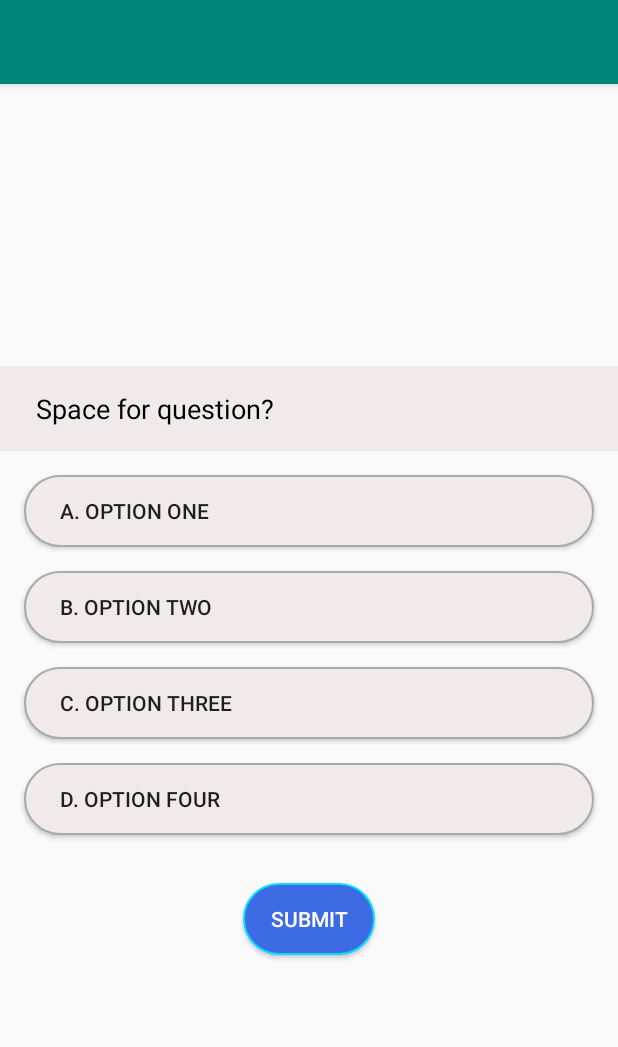
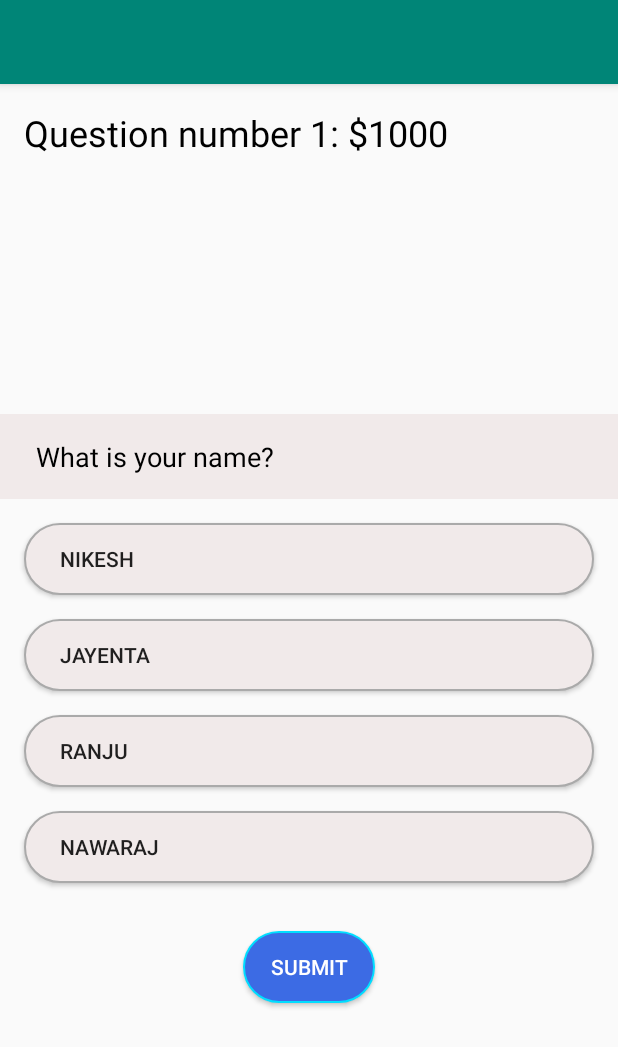
Before and after one commit to nawadeveloper/millionaire, an Android app: the GameActivity screen opened directly, with no data from a screen before it, on a phone screen of 412 x 824 dp. Shown: the top 1047 px of the screen. Run offline under Robolectric (Android 15) with nearby library versions, the phone set to English and light mode, and no system bars.

Commit message:
data binding next

```diff
--- a/app/src/main/java/np/com/nawarajbista/millionaire/GameActivity.kt
+++ b/app/src/main/java/np/com/nawarajbista/millionaire/GameActivity.kt
@@ -6,11 +6,14 @@ import android.view.View
 import android.widget.Button
 import android.widget.Toast
 import kotlinx.android.synthetic.main.activity_game.*
+import np.com.nawarajbista.millionaire.viewmodel.GetQuestion
 
 class GameActivity : AppCompatActivity(), View.OnClickListener {
 
-    private var selectedOption: Int? = null
+    private var selectedOption: Int = 0
     private var userAnswer: String? = null
+    lateinit var correctAnswer: String
+    private var level: Int = 0
 
     override fun onCreate(savedInstanceState: Bundle?) {
         super.onCreate(savedInstanceState)
@@ -20,12 +23,43 @@ class GameActivity : AppCompatActivity(), View.OnClickListener {
 
         supportActionBar?.title = userName
 
+        displayQuestion(level)
+
         button_option_one.setOnClickListener(this)
         button_option_two.setOnClickListener(this)
         button_option_three.setOnClickListener(this)
         button_option_four.setOnClickListener(this)
         button_submit.setOnClickListener(this)
     }
+
+
+
+
+
+
+    private fun displayQuestion(level: Int) {
+        val data = GetQuestion().getQuestionData(level)
+        correctAnswer = data.getValue("optionCorrect")
+        val optionFromData = listOf(
+            data.getValue("optionCorrect"),
+            data.getValue("option2"),
+            data.getValue("option3"),
+            data.getValue("option4")
+        )
+
+        val optionDisplay: List<String> = optionFromData.shuffled()
+
+        textView_question.text = data["q"]
+        button_option_one.text = optionDisplay[0]
+        button_option_two.text = optionDisplay[1]
+        button_option_three.text = optionDisplay[2]
+        button_option_four.text = optionDisplay[3]
+    }
+
+
+
+
+
 
     override fun onClick(v: View?) {
         when(v?.id) {
@@ -42,7 +76,7 @@ class GameActivity : AppCompatActivity(), View.OnClickListener {
                 selectAnswer(button_option_four)
             }
             R.id.button_submit -> {
-                if(selectedOption == null) {
+                if(selectedOption == 0) {
                     Toast.makeText(
                         this,
                         "Please select your answer by tapping given options.",
@@ -52,12 +86,29 @@ class GameActivity : AppCompatActivity(), View.OnClickListener {
                     return
                 }
 
-                userAnswer = userAnswer(selectedOption!!)
+                userAnswer = userAnswer(selectedOption)
 
-                Toast.makeText(this, userAnswer, Toast.LENGTH_SHORT).show()
+                if(userAnswer == correctAnswer) {
+                    level += 1
+                    if(level < GetQuestion().data.size) {
+                        selectAnswer(button_submit) //reset everything for next question
+                        displayQuestion(level)
+                    }
+                    else {
+                        Toast.makeText(this, "you became a millionaire", Toast.LENGTH_SHORT).show()
+                    }
+                }
+                else {
+                    Toast.makeText(this, "you loose", Toast.LENGTH_SHORT).show()
+                }
+
             }
         }
     }
+
+
+
+
 
     private fun userAnswer(selectedOption: Int): String? {
         var userAns: String? = null
@@ -78,8 +129,15 @@ class GameActivity : AppCompatActivity(), View.OnClickListener {
         return userAns
     }
 
+
+
+
+
     private fun selectAnswer(button: Button) {
-        button.setBackgroundResource(R.drawable.btn_background_select)
+        if(button != button_submit) {
+            button.setBackgroundResource(R.drawable.btn_background_select)
+        }
+
         when(button) {
             button_option_one -> {
                 button_option_two.setBackgroundResource(R.drawable.btn_background_normal)
@@ -105,6 +163,13 @@ class GameActivity : AppCompatActivity(), View.OnClickListener {
                 button_option_one.setBackgroundResource(R.drawable.btn_background_normal)
                 selectedOption = 4
             }
+            button_submit -> {
+                button_option_one.setBackgroundResource(R.drawable.btn_background_normal)
+                button_option_two.setBackgroundResource(R.drawable.btn_background_normal)
+                button_option_three.setBackgroundResource(R.drawable.btn_background_normal)
+                button_option_four.setBackgroundResource(R.drawable.btn_background_normal)
+                selectedOption = 0
+            }
         }
     }
 
--- a/app/src/main/java/np/com/nawarajbista/millionaire/model/QuestionData.kt
+++ b/app/src/main/java/np/com/nawarajbista/millionaire/model/QuestionData.kt
@@ -1,6 +1,6 @@
 package np.com.nawarajbista.millionaire.model
 
-class QuestionData {
+open class QuestionData {
 
     private val thousandDollar = arrayOf(
         mapOf(
--- /dev/null
+++ b/app/src/main/java/np/com/nawarajbista/millionaire/viewmodel/GetQuestion.kt
@@ -0,0 +1,14 @@
+package np.com.nawarajbista.millionaire.viewmodel
+
+import np.com.nawarajbista.millionaire.model.QuestionData
+
+class GetQuestion: QuestionData() {
+    private val allData = QuestionData().data
+
+    fun getQuestionData(level: Int): Map<String, String> {
+        val levelArray = allData[level]
+        val randomQuestion = (0 until levelArray.size).random()
+
+        return levelArray[randomQuestion]
+    }
+}
--- a/app/src/main/res/layout/activity_game.xml
+++ b/app/src/main/res/layout/activity_game.xml
@@ -7,6 +7,17 @@
     tools:context=".GameActivity">
 
 
+    <TextView
+        android:layout_width="match_parent"
+        android:layout_height="wrap_content"
+        android:id="@+id/TextView_win_message"
+        app:layout_constraintStart_toStartOf="parent"
+        app:layout_constraintEnd_toEndOf="parent"
+        app:layout_constraintTop_toTopOf="parent"
+        android:text="@string/question_number_1_1000"
+        android:textColor="@android:color/black"
+        android:padding="16dp"
+        android:textSize="24sp"/>
     <TextView
         android:id="@+id/textView_question"
         android:layout_width="match_parent"
@@ -19,11 +30,11 @@
         android:text="@string/space_for_question"
         android:textColor="@android:color/black"
         android:textSize="18sp"
+        app:layout_constraintVertical_chainStyle="packed"
         app:layout_constraintBottom_toTopOf="@id/button_option_one"
         app:layout_constraintEnd_toEndOf="parent"
         app:layout_constraintStart_toStartOf="parent"
-        app:layout_constraintTop_toTopOf="parent"
-        app:layout_constraintVertical_chainStyle="packed" />
+        app:layout_constraintTop_toBottomOf="@id/TextView_win_message" />
 
     <Button
         android:id="@+id/button_option_one"
--- a/app/src/main/res/values/strings.xml
+++ b/app/src/main/res/values/strings.xml
@@ -9,4 +9,5 @@
     <string name="c_option_three">C. option three</string>
     <string name="d_option_four">D. Option four</string>
     <string name="submit">submit</string>
+    <string name="question_number_1_1000">Question number 1: $1000</string>
 </resources>
```
